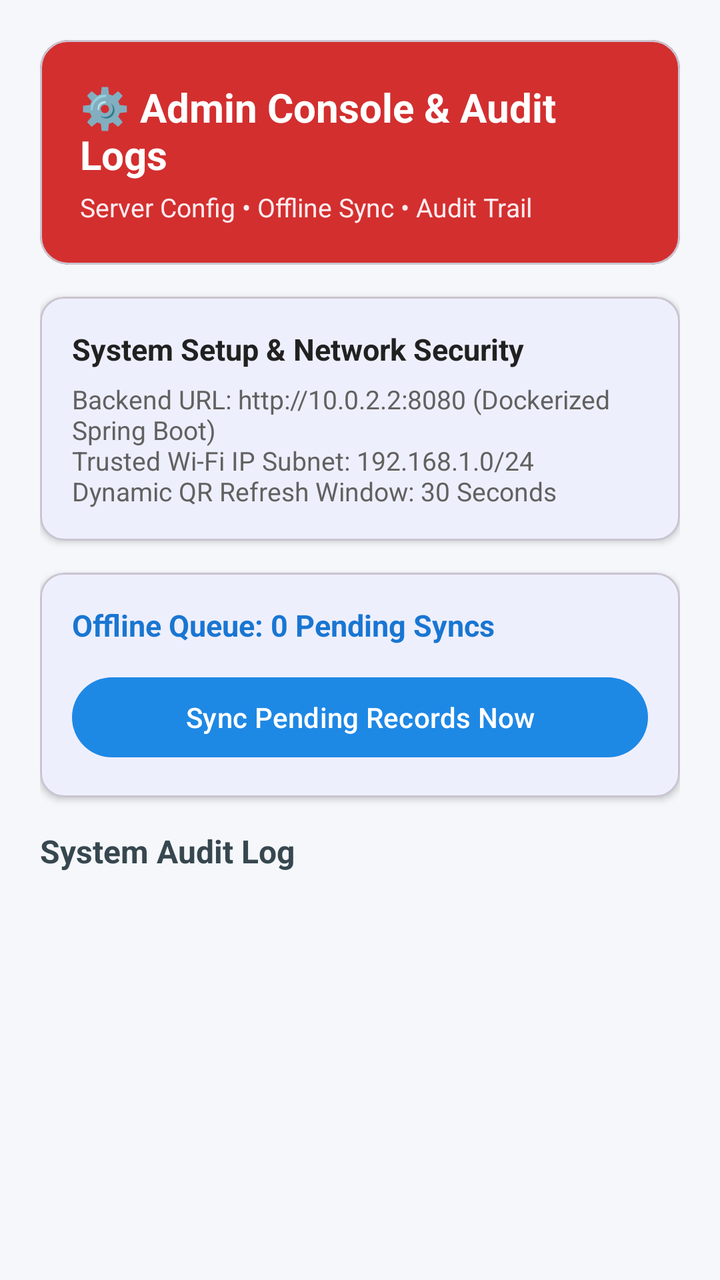
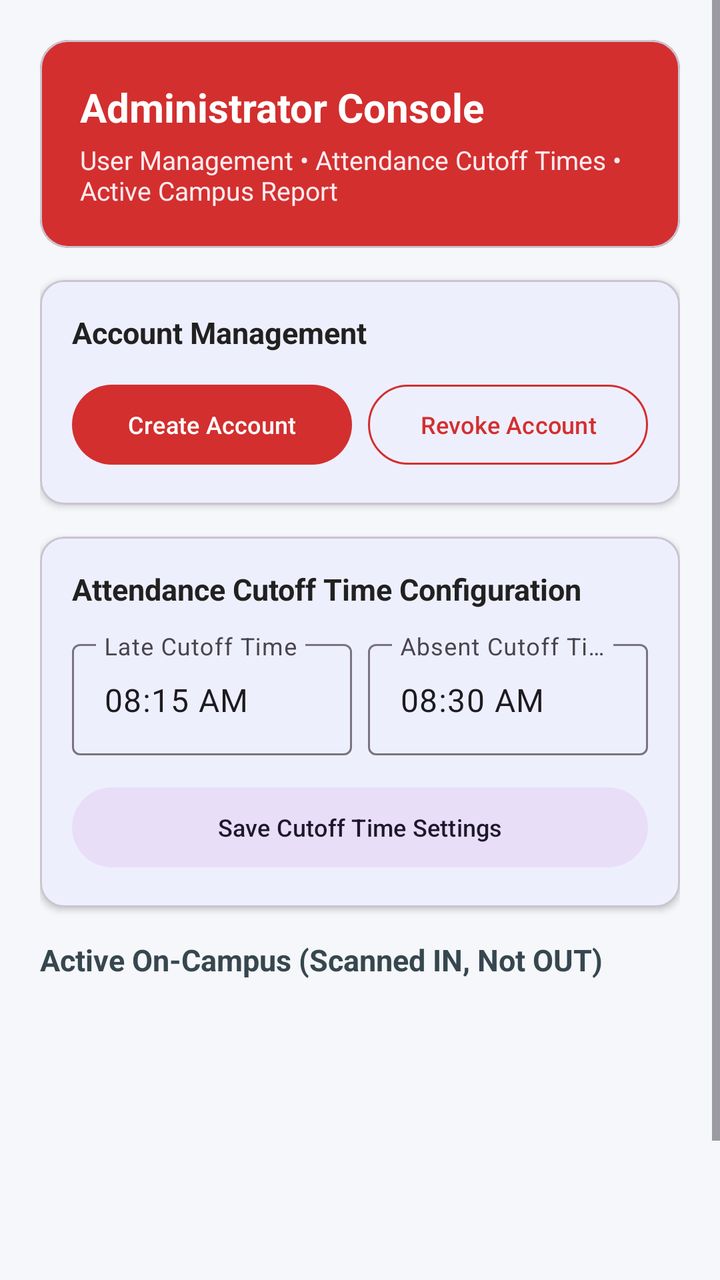

Before-and-after screenshots of an Android layout around one commit, followed by the original layout XML and the change that was made.
<!-- AndroidManifest.xml: application theme Theme.Schoolthing -->
<!-- res/layout/activity_admin_dashboard.xml -->
<?xml version="1.0" encoding="utf-8"?>
<LinearLayout xmlns:android="http://schemas.android.com/apk/res/android"
    xmlns:app="http://schemas.android.com/apk/res-auto"
    android:layout_width="match_parent"
    android:layout_height="match_parent"
    android:background="#F5F7FA"
    android:orientation="vertical"
    android:padding="20dp">

    
    <com.google.android.material.card.MaterialCardView
        android:layout_width="match_parent"
        android:layout_height="wrap_content"
        android:layout_marginBottom="16dp"
        app:cardBackgroundColor="#D32F2F"
        app:cardCornerRadius="14dp">

        <LinearLayout
            android:layout_width="match_parent"
            android:layout_height="wrap_content"
            android:orientation="vertical"
            android:padding="20dp">

            <TextView
                android:layout_width="wrap_content"
                android:layout_height="wrap_content"
                android:text="⚙️ Admin Console &amp; Audit Logs"
                android:textColor="#FFFFFF"
                android:textSize="20sp"
                android:textStyle="bold" />

            <TextView
                android:layout_width="wrap_content"
                android:layout_height="wrap_content"
                android:layout_marginTop="4dp"
                android:text="Server Config • Offline Sync • Audit Trail"
                android:textColor="#FFEBEE"
                android:textSize="13sp" />
        </LinearLayout>
    </com.google.android.material.card.MaterialCardView>

    
    <com.google.android.material.card.MaterialCardView
        android:layout_width="match_parent"
        android:layout_height="wrap_content"
        android:layout_marginBottom="16dp"
        app:cardCornerRadius="12dp"
        app:cardElevation="2dp">

        <LinearLayout
            android:layout_width="match_parent"
            android:layout_height="wrap_content"
            android:orientation="vertical"
            android:padding="16dp">

            <TextView
                android:layout_width="wrap_content"
                android:layout_height="wrap_content"
                android:text="System Setup &amp; Network Security"
                android:textColor="#212121"
                android:textSize="15sp"
                android:textStyle="bold" />

            <TextView
                android:layout_width="wrap_content"
                android:layout_height="wrap_content"
                android:layout_marginTop="6dp"
                android:text="Backend URL: http://10.0.2.2:8080 (Dockerized Spring Boot)\nTrusted Wi-Fi IP Subnet: 192.168.1.0/24\nDynamic QR Refresh Window: 30 Seconds"
                android:textColor="#616161"
                android:textSize="13sp" />
        </LinearLayout>
    </com.google.android.material.card.MaterialCardView>

    
    <com.google.android.material.card.MaterialCardView
        android:layout_width="match_parent"
        android:layout_height="wrap_content"
        android:layout_marginBottom="16dp"
        app:cardCornerRadius="12dp"
        app:cardElevation="2dp">

        <LinearLayout
            android:layout_width="match_parent"
            android:layout_height="wrap_content"
            android:orientation="vertical"
            android:padding="16dp">

            <TextView
                android:id="@+id/tvUnsyncedQueueCount"
                android:layout_width="wrap_content"
                android:layout_height="wrap_content"
                android:text="Offline Queue: 0 Pending Syncs"
                android:textColor="#1976D2"
                android:textSize="15sp"
                android:textStyle="bold" />

            <Button
                android:id="@+id/btnTriggerSync"
                style="@style/Widget.Material3.Button"
                android:layout_width="match_parent"
                android:layout_height="wrap_content"
                android:layout_marginTop="12dp"
                android:text="Sync Pending Records Now"
                app:backgroundTint="#1E88E5" />
        </LinearLayout>
    </com.google.android.material.card.MaterialCardView>

    
    <TextView
        android:layout_width="wrap_content"
        android:layout_height="wrap_content"
        android:layout_marginBottom="8dp"
        android:text="System Audit Log"
        android:textColor="#37474F"
        android:textSize="16sp"
        android:textStyle="bold" />

    <ListView
        android:id="@+id/listViewAuditLogs"
        android:layout_width="match_parent"
        android:layout_height="0dp"
        android:layout_weight="1"
        android:divider="@android:color/transparent"
        android:dividerHeight="6dp" />

</LinearLayout>
<!-- resources referenced by this layout -->
<resources>
  <style name="Theme.Schoolthing" parent="Theme.Material3.DayNight.NoActionBar">
          <item name="colorPrimary">#1E88E5</item>
          <item name="colorOnPrimary">#FFFFFF</item>
          <item name="colorSecondary">#2E7D32</item>
          <item name="colorOnSecondary">#FFFFFF</item>
          <item name="android:statusBarColor">#1976D2</item>
      </style>
</resources>

<!-- the commit's change to res/layout/activity_admin_dashboard.xml (unified diff, before → after) -->
@@ -1,126 +1,196 @@
 <?xml version="1.0" encoding="utf-8"?>
-<LinearLayout xmlns:android="http://schemas.android.com/apk/res/android"
+<ScrollView xmlns:android="http://schemas.android.com/apk/res/android"
     xmlns:app="http://schemas.android.com/apk/res-auto"
     android:layout_width="match_parent"
     android:layout_height="match_parent"
     android:background="#F5F7FA"
-    android:orientation="vertical"
-    android:padding="20dp">
+    android:fillViewport="true">
 
-    
-    <com.google.android.material.card.MaterialCardView
+    <LinearLayout
         android:layout_width="match_parent"
         android:layout_height="wrap_content"
-        android:layout_marginBottom="16dp"
-        app:cardBackgroundColor="#D32F2F"
-        app:cardCornerRadius="14dp">
+        android:orientation="vertical"
+        android:padding="20dp">
 
-        <LinearLayout
+        
+        <com.google.android.material.card.MaterialCardView
             android:layout_width="match_parent"
             android:layout_height="wrap_content"
-            android:orientation="vertical"
-            android:padding="20dp">
+            android:layout_marginBottom="16dp"
+            app:cardBackgroundColor="#D32F2F"
+            app:cardCornerRadius="14dp">
 
-            <TextView
-                android:layout_width="wrap_content"
+            <LinearLayout
+                android:layout_width="match_parent"
                 android:layout_height="wrap_content"
-                android:text="⚙️ Admin Console &amp; Audit Logs"
-                android:textColor="#FFFFFF"
-                android:textSize="20sp"
-                android:textStyle="bold" />
+                android:orientation="vertical"
+                android:padding="20dp">
 
-            <TextView
-                android:layout_width="wrap_content"
-                android:layout_height="wrap_content"
-                android:layout_marginTop="4dp"
-                android:text="Server Config • Offline Sync • Audit Trail"
-                android:textColor="#FFEBEE"
-                android:textSize="13sp" />
-        </LinearLayout>
-    </com.google.android.material.card.MaterialCardView>
+                <TextView
+                    android:layout_width="wrap_content"
+                    android:layout_height="wrap_content"
+                    android:text="Administrator Console"
+                    android:textColor="#FFFFFF"
+                    android:textSize="20sp"
+                    android:textStyle="bold" />
 
-    
-    <com.google.android.material.card.MaterialCardView
-        android:layout_width="match_parent"
-        android:layout_height="wrap_content"
-        android:layout_marginBottom="16dp"
-        app:cardCornerRadius="12dp"
-        app:cardElevation="2dp">
+                <TextView
+                    android:layout_width="wrap_content"
+                    android:layout_height="wrap_content"
+                    android:layout_marginTop="4dp"
+                    android:text="User Management • Attendance Cutoff Times • Active Campus Report"
+                    android:textColor="#FFEBEE"
+                    android:textSize="13sp" />
+            </LinearLayout>
+        </com.google.android.material.card.MaterialCardView>
 
-        <LinearLayout
+        
+        <com.google.android.material.card.MaterialCardView
             android:layout_width="match_parent"
             android:layout_height="wrap_content"
-            android:orientation="vertical"
-            android:padding="16dp">
+            android:layout_marginBottom="16dp"
+            app:cardCornerRadius="12dp"
+            app:cardElevation="2dp">
 
-            <TextView
-                android:layout_width="wrap_content"
+            <LinearLayout
+                android:layout_width="match_parent"
                 android:layout_height="wrap_content"
-                android:text="System Setup &amp; Network Security"
-                android:textColor="#212121"
-                android:textSize="15sp"
-                android:textStyle="bold" />
+                android:orientation="vertical"
+                android:padding="16dp">
 
-            <TextView
-                android:layout_width="wrap_content"
-                android:layout_height="wrap_content"
-                android:layout_marginTop="6dp"
-                android:text="Backend URL: http://10.0.2.2:8080 (Dockerized Spring Boot)\nTrusted Wi-Fi IP Subnet: 192.168.1.0/24\nDynamic QR Refresh Window: 30 Seconds"
-                android:textColor="#616161"
-                android:textSize="13sp" />
-        </LinearLayout>
-    </com.google.android.material.card.MaterialCardView>
+                <TextView
+                    android:layout_width="wrap_content"
+                    android:layout_height="wrap_content"
+                    android:text="Account Management"
+                    android:textColor="#212121"
+                    android:textSize="15sp"
+                    android:textStyle="bold" />
 
-    
-    <com.google.android.material.card.MaterialCardView
-        android:layout_width="match_parent"
-        android:layout_height="wrap_content"
-        android:layout_marginBottom="16dp"
-        app:cardCornerRadius="12dp"
-        app:cardElevation="2dp">
+                <LinearLayout
+                    android:layout_width="match_parent"
+                    android:layout_height="wrap_content"
+                    android:layout_marginTop="12dp"
+                    android:orientation="horizontal">
 
-        <LinearLayout
+                    <Button
+                        android:id="@+id/btnCreateAccount"
+                        style="@style/Widget.Material3.Button"
+                        android:layout_width="0dp"
+                        android:layout_height="wrap_content"
+                        android:layout_marginEnd="4dp"
+                        android:layout_weight="1"
+                        android:text="Create Account"
+                        android:textSize="12sp"
+                        app:backgroundTint="#D32F2F" />
+
+                    <Button
+                        android:id="@+id/btnDeleteAccount"
+                        style="@style/Widget.Material3.Button.OutlinedButton"
+                        android:layout_width="0dp"
+                        android:layout_height="wrap_content"
+                        android:layout_marginStart="4dp"
+                        android:layout_weight="1"
+                        android:text="Revoke Account"
+                        android:textColor="#D32F2F"
+                        android:textSize="12sp"
+                        app:strokeColor="#D32F2F" />
+                </LinearLayout>
+            </LinearLayout>
+        </com.google.android.material.card.MaterialCardView>
+
+        
+        <com.google.android.material.card.MaterialCardView
             android:layout_width="match_parent"
             android:layout_height="wrap_content"
-            android:orientation="vertical"
-            android:padding="16dp">
+            android:layout_marginBottom="16dp"
+            app:cardCornerRadius="12dp"
+            app:cardElevation="2dp">
 
-            <TextView
-                android:id="@+id/tvUnsyncedQueueCount"
-                android:layout_width="wrap_content"
-                android:layout_height="wrap_content"
-                android:text="Offline Queue: 0 Pending Syncs"
-                android:textColor="#1976D2"
-                android:textSize="15sp"
-                android:textStyle="bold" />
-
-            <Button
-                android:id="@+id/btnTriggerSync"
-                style="@style/Widget.Material3.Button"
+            <LinearLayout
                 android:layout_width="match_parent"
                 android:layout_height="wrap_content"
-                android:layout_marginTop="12dp"
-                android:text="Sync Pending Records Now"
-                app:backgroundTint="#1E88E5" />
-        </LinearLayout>
-    </com.google.android.material.card.MaterialCardView>
+                android:orientation="vertical"
+                android:padding="16dp">
 
-    
-    <TextView
-        android:layout_width="wrap_content"
-        android:layout_height="wrap_content"
-        android:layout_marginBottom="8dp"
-        android:text="System Audit Log"
-        android:textColor="#37474F"
-        android:textSize="16sp"
-        android:textStyle="bold" />
+                <TextView
+                    android:layout_width="wrap_content"
+                    android:layout_height="wrap_content"
+                    android:text="Attendance Cutoff Time Configuration"
+                    android:textColor="#212121"
+                    android:textSize="15sp"
+                    android:textStyle="bold" />
 
-    <ListView
-        android:id="@+id/listViewAuditLogs"
-        android:layout_width="match_parent"
-        android:layout_height="0dp"
-        android:layout_weight="1"
-        android:divider="@android:color/transparent"
-        android:dividerHeight="6dp" />
+                <LinearLayout
+                    android:layout_width="match_parent"
+                    android:layout_height="wrap_content"
+                    android:layout_marginTop="12dp"
+                    android:baselineAligned="false"
+                    android:orientation="horizontal">
 
-</LinearLayout>
+                    <com.google.android.material.textfield.TextInputLayout
+                        style="@style/Widget.Material3.TextInputLayout.OutlinedBox"
+                        android:layout_width="0dp"
+                        android:layout_height="wrap_content"
+                        android:layout_marginEnd="4dp"
+                        android:layout_weight="1"
+                        android:hint="Late Cutoff Time">
+
+                        <com.google.android.material.textfield.TextInputEditText
+                            android:id="@+id/etLateThreshold"
+                            android:layout_width="match_parent"
+                            android:layout_height="wrap_content"
+                            android:clickable="true"
+                            android:focusable="false"
+                            android:inputType="none"
+                            android:text="08:15 AM" />
+                    </com.google.android.material.textfield.TextInputLayout>
+
+                    <com.google.android.material.textfield.TextInputLayout
+                        style="@style/Widget.Material3.TextInputLayout.OutlinedBox"
+                        android:layout_width="0dp"
+                        android:layout_height="wrap_content"
+                        android:layout_marginStart="4dp"
+                        android:layout_weight="1"
+                        android:hint="Absent Cutoff Time">
+
+                        <com.google.android.material.textfield.TextInputEditText
+                            android:id="@+id/etAbsentThreshold"
+                            android:layout_width="match_parent"
+                            android:layout_height="wrap_content"
+                            android:clickable="true"
+                            android:focusable="false"
+                            android:inputType="none"
+                            android:text="08:30 AM" />
+                    </com.google.android.material.textfield.TextInputLayout>
+                </LinearLayout>
+
+                <Button
+                    android:id="@+id/btnSaveThresholds"
+                    style="@style/Widget.Material3.Button.TonalButton"
+                    android:layout_width="match_parent"
+                    android:layout_height="wrap_content"
+                    android:layout_marginTop="12dp"
+                    android:text="Save Cutoff Time Settings"
+                    android:textSize="12sp" />
+            </LinearLayout>
+        </com.google.android.material.card.MaterialCardView>
+
+        
+        <TextView
+            android:layout_width="wrap_content"
+            android:layout_height="wrap_content"
+            android:layout_marginBottom="8dp"
+            android:text="Active On-Campus (Scanned IN, Not OUT)"
+            android:textColor="#37474F"
+            android:textSize="15sp"
+            android:textStyle="bold" />
+
+        <ListView
+            android:id="@+id/listViewActiveCampus"
+            android:layout_width="match_parent"
+            android:layout_height="200dp"
+            android:divider="@android:color/transparent"
+            android:dividerHeight="6dp" />
+
+    </LinearLayout>
+</ScrollView>
